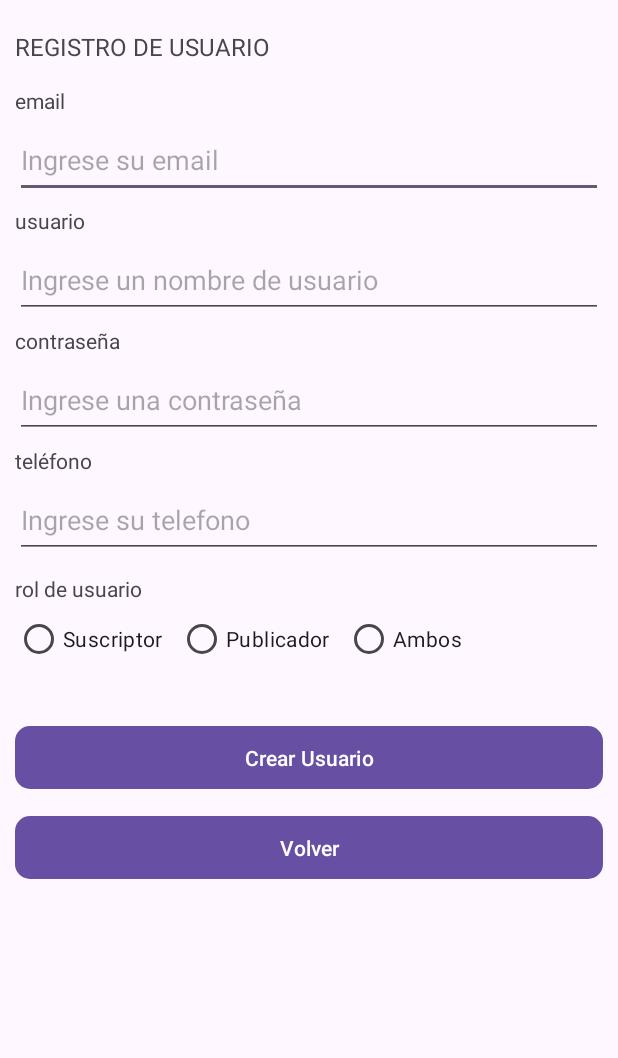
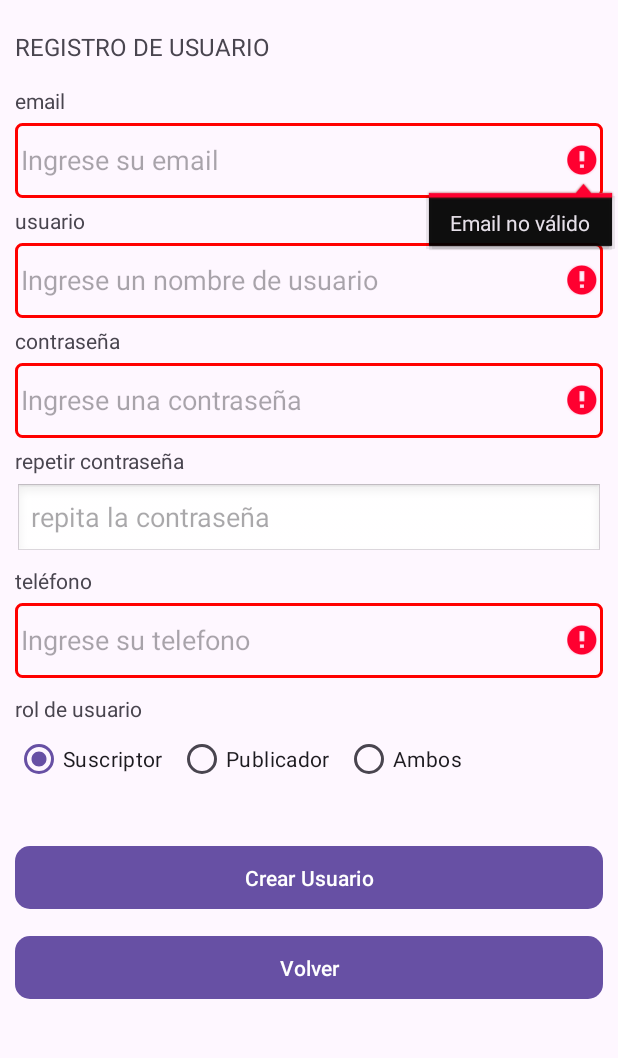
Before and after one commit to RodrigoPersoglia/PlayNow, an Android app: the Register screen opened directly, with no data from a screen before it, after a tap on "Crear Usuario", on a phone screen of 412 x 824 dp, the part 120-1178 px from its top. Run offline under Robolectric (Android 15) with nearby library versions, the phone set to English and light mode, and no system bars; our stand-ins replace Firebase (no records; nobody signed in at launch, a user with empty details on screens opened directly).

Commit message:
validaciones  y refactor en Register

```diff
--- a/app/src/main/java/com/example/test1/Register.java
+++ b/app/src/main/java/com/example/test1/Register.java
@@ -1,63 +1,147 @@
 package com.example.test1;
+
+import android.content.Intent;
+import android.os.Bundle;
+import android.widget.Button;
+import android.widget.EditText;
+import android.widget.RadioButton;
+import android.widget.RadioGroup;
+import android.widget.Toast;
 
 import androidx.annotation.NonNull;
 import androidx.appcompat.app.AppCompatActivity;
 
-import android.content.Intent;
-import android.os.Bundle;
-import android.view.View;
-import android.widget.Button;
-import android.widget.EditText;
-import android.widget.Toast;
-
 import com.google.android.gms.tasks.OnCompleteListener;
-import com.google.android.gms.tasks.OnFailureListener;
-import com.google.android.gms.tasks.OnSuccessListener;
 import com.google.android.gms.tasks.Task;
-import com.google.firebase.FirebaseApp;
 import com.google.firebase.auth.AuthResult;
 import com.google.firebase.auth.FirebaseAuth;
 import com.google.firebase.firestore.DocumentReference;
 import com.google.firebase.firestore.FirebaseFirestore;
-import com.google.firebase.database.DatabaseReference;
-import com.google.firebase.database.FirebaseDatabase;
 import com.google.firebase.firestore.SetOptions;
+
 import java.util.HashMap;
 import java.util.Map;
+import java.util.regex.Matcher;
+import java.util.regex.Pattern;
 
 public class Register extends AppCompatActivity {
     Button btn_volver, btn_register;
-    EditText name, email, password, phone;
+    EditText name, email, password,password2, phone;
     FirebaseAuth mAuth;
+    RadioGroup radioGroup;
 
     @Override
     protected void onCreate(Bundle savedInstanceState) {
         super.onCreate(savedInstanceState);
         setContentView(R.layout.activity_register);
-        btn_volver = (Button) findViewById(R.id.btn_volver);
+        StartComponents();
+    }
+
+    private void StartComponents(){
+        btn_volver = findViewById(R.id.btn_volver);
         btn_volver.setOnClickListener(view -> GoToLogin());
-        btn_register = (Button) findViewById(R.id.btn_register);
-        name = (EditText) findViewById(R.id.usuario_input);
-        email = (EditText) findViewById(R.id.email_input);
-        password = (EditText) findViewById(R.id.contraseña_input);
-        phone = (EditText) findViewById(R.id.telefono_input);
+        btn_register = findViewById(R.id.btn_register);
+        name = findViewById(R.id.usuario_input);
+        email = findViewById(R.id.email_input);
+        password = findViewById(R.id.contraseña_input);
+        password2 = findViewById(R.id.contraseña_input2);
+        phone = findViewById(R.id.telefono_input);
+        radioGroup = findViewById(R.id.rg_rol);
         mAuth = FirebaseAuth.getInstance();
-        btn_register.setOnClickListener(new View.OnClickListener() {
-            @Override
-            public void onClick(View view) {
+        btn_register.setOnClickListener(view -> Register());
+    }
+
+    private void Register(){
         String nameUser = name.getText().toString().trim();
         String emailUser = email.getText().toString().trim();
         String passUser = password.getText().toString().trim();
+        String passUser2 = password2.getText().toString().trim();
         String phoneUser = phone.getText().toString().trim();
-                String rolUser = "ambos";
+        String rolUser = GetRole();
 
-                if (nameUser.isEmpty() && emailUser.isEmpty() && passUser.isEmpty()) {
-                    Toast.makeText(Register.this, "Complete los datos", Toast.LENGTH_SHORT).show();
-                } else {
+        if (Validations(nameUser, emailUser, passUser,passUser2, phoneUser)) {
             registerUser(nameUser, emailUser, passUser, phoneUser, rolUser);
         }
     }
-        });
+
+    private boolean Validations(String nameUser, String emailUser, String passUser, String passUser2, String phoneUser){
+        Boolean result = true;
+
+        if (!phoneUser.matches("^[0-9]{8,16}$")) {
+            result = false;
+            phone.setError("Teléfono no válido");
+            phone.requestFocus();
+            phone.setBackgroundResource(R.drawable.edit_text_error_background);
+        }
+        else {
+            phone.setError(null);
+            phone.setBackgroundResource(android.R.drawable.edit_text);
+        }
+
+        if (!passUser2.equals(passUser)) {
+            result = false;
+            password2.setError("Las contraseñas no coinciden");
+            password2.requestFocus();
+            password2.setBackgroundResource(R.drawable.edit_text_error_background);
+
+        }
+        else {
+            password2.setError(null);
+            password2.setBackgroundResource(android.R.drawable.edit_text);
+        }
+
+        if (passUser.length() < 8) {
+            result = false;
+            password.setError("Contraseña no válida");
+            password.requestFocus();
+            password.setBackgroundResource(R.drawable.edit_text_error_background);
+        }
+        else {
+            password.setError(null);
+            password.setBackgroundResource(android.R.drawable.edit_text);
+        }
+
+        if (!nameUser.matches("^[a-zA-Z0-9_-]{3,15}$")) {
+            result = false;
+            name.setError("Usuario no válido");
+            name.requestFocus();
+            name.setBackgroundResource(R.drawable.edit_text_error_background);
+        }
+        else {
+            name.setError(null);
+            name.setBackgroundResource(android.R.drawable.edit_text);
+        }
+
+        if(!validarEmail(emailUser)){
+            result = false;
+            email.setError("Email no válido");
+            email.requestFocus();
+            email.setBackgroundResource(R.drawable.edit_text_error_background);
+        }
+        else {
+            email.setError(null);
+            email.setBackgroundResource(android.R.drawable.edit_text);
+        }
+
+        return result;
+    }
+
+    public boolean validarEmail(String email) {
+        String regex = "^[A-Za-z0-9+_.-]+@(.+)$";
+        Pattern pattern = Pattern.compile(regex);
+        Matcher matcher = pattern.matcher(email);
+        return matcher.matches();
+    }
+
+    private String GetRole(){
+        int selectedId = radioGroup.getCheckedRadioButtonId();
+        if (selectedId != -1) {
+            RadioButton selectedRadioButton = findViewById(selectedId);
+            return selectedRadioButton.getText().toString();
+        }
+        else{
+            return "Ambos";
+        }
     }
 
     private void GoToLogin() {
@@ -81,7 +165,7 @@ public class Register extends AppCompatActivity {
                     public void onComplete(@NonNull Task<AuthResult> task) {
                         if (task.isSuccessful()) {
                             Insert(emailUser, passUser, nameUser, phoneUser, rolUser, 0);
-                            GoToLoginWithParameters(nameUser, passUser, emailUser);
+
                         } else {
                             Toast.makeText(Register.this, "Error al registrar: " + task.getException().getMessage(), Toast.LENGTH_SHORT).show();
                         }
@@ -93,9 +177,7 @@ public class Register extends AppCompatActivity {
 
         if (mAuth.getCurrentUser() != null) {
             String userId = mAuth.getCurrentUser().getUid();
-
             FirebaseFirestore db = FirebaseFirestore.getInstance();
-
             DocumentReference userRef = db.collection("usuarios").document(userId);
 
             Map<String, Object> datosUsuario = new HashMap<>();
@@ -105,24 +187,25 @@ public class Register extends AppCompatActivity {
             datosUsuario.put("rol", rolUser);
 
             userRef.set(datosUsuario, SetOptions.merge())
-                    .addOnSuccessListener(new OnSuccessListener<Void>() {
+                    .addOnCompleteListener(new OnCompleteListener<Void>() {
                         @Override
-                        public void onSuccess(Void aVoid) {
+                        public void onComplete(@NonNull Task<Void> task) {
+                            if (task.isSuccessful()) {
                                 Toast.makeText(Register.this, "Usuario creado correctamente", Toast.LENGTH_SHORT).show();
                                 mAuth.signOut();
+                                GoToLoginWithParameters(nameUser, passUser, emailUser);
+                            } else {
+                                Toast.makeText(Register.this, "Error al crear el perfil del usuario", Toast.LENGTH_SHORT).show();
+                                GoToLoginWithParameters(nameUser, passUser, emailUser);
                             }
-                    })
-                    .addOnFailureListener(new OnFailureListener() {
-                        @Override
-                        public void onFailure(@NonNull Exception e) {
-                            Toast.makeText(Register.this, "Error al crear el perfil del usuario", Toast.LENGTH_SHORT).show();
-
                         }
                     });
-        } else {
+        }
+        else {
             if (retry < 3)
+                retry+=1;
                 mAuth.signInWithEmailAndPassword(emailUser, passUser);
-            Insert(emailUser, passUser, nameUser, phoneUser, rolUser, retry++);
+            Insert(emailUser, passUser, nameUser, phoneUser, rolUser, retry);
         }
     }
 
--- /dev/null
+++ b/app/src/main/res/drawable/edit_text_error_background.xml
@@ -0,0 +1,12 @@
+<?xml version="1.0" encoding="utf-8"?>
+<layer-list xmlns:android="http://schemas.android.com/apk/res/android">
+    <item>
+        <shape>
+            <solid android:color="#00FFFFFF" />
+            <stroke
+                android:width="2dp"
+            android:color="#FF0000" />
+            <corners android:radius="4dp" />
+        </shape>
+    </item>
+</layer-list>
--- a/app/src/main/res/layout/activity_register.xml
+++ b/app/src/main/res/layout/activity_register.xml
@@ -100,6 +100,22 @@
             android:hint="Ingrese una contraseña"
             android:inputType="textPassword" />
 
+        <TextView
+            android:id="@+id/contraseña_label2"
+            android:layout_width="match_parent"
+            android:layout_height="wrap_content"
+            android:text="repetir contraseña" />
+
+        <EditText
+            android:id="@+id/contraseña_input2"
+            android:layout_width="match_parent"
+            android:layout_height="50dp"
+            android:layout_marginTop="5dp"
+            android:layout_marginBottom="5dp"
+            android:ems="10"
+            android:hint="repita la contraseña"
+            android:inputType="textPassword" />
+
 
         <TextView
             android:id="@+id/telefono_label"
@@ -125,8 +141,10 @@
             android:text="rol de usuario" />
 
         <RadioGroup
+            android:id="@+id/rg_rol"
             android:layout_width="match_parent"
             android:layout_height="wrap_content"
+            android:checkedButton="@id/radioButton3"
             android:orientation="horizontal">
 
             <RadioButton
```
Lines whose indentation alone changed are shown as unchanged.
